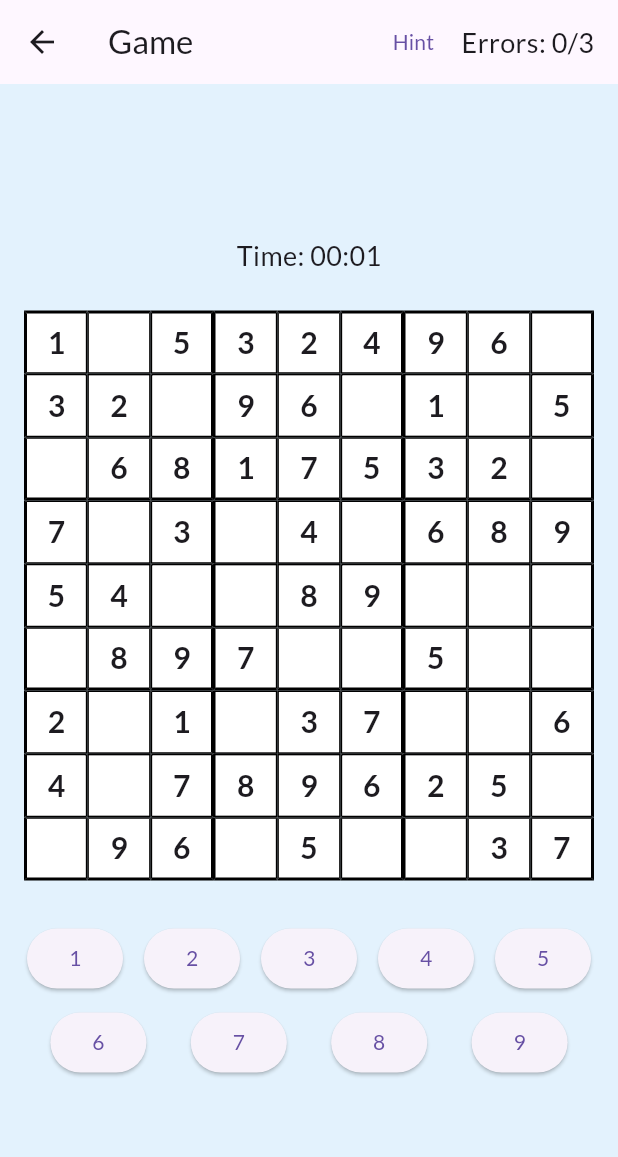
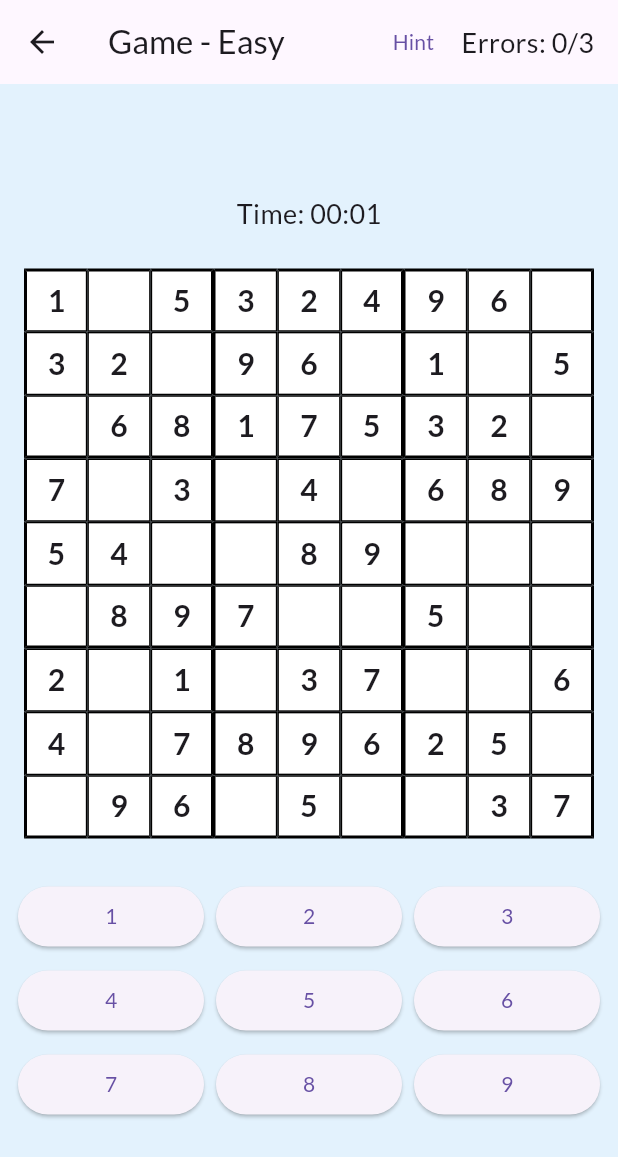
Before and after one commit to seanr89/Sudokme, a Flutter app: the SudokuScreen screen opened directly, on a phone screen of 412 x 824 dp. Shown: the top 1157 px of the screen. Run offline on Flutter 3.47's test engine with Material 3 defaults, Android fonts, the light colour scheme and no system bars; our stand-ins replace google_fonts.

Commit message:
enriched documentation and refreshed yml files: - sort buttons etc...

```diff
--- a/src/lib/main.dart
+++ b/src/lib/main.dart
@@ -120,10 +120,11 @@ class SudokuScreenState extends State<SudokuScreen> {
           });
         } else {
           _sudokuLogic.mistakes++;
-          _showIncorrectDialog();
           if (_sudokuLogic.mistakes >= 3) {
             _timer?.cancel();
             _showGameOverDialog();
+          } else {
+            _showIncorrectDialog();
           }
         }
       });
@@ -245,16 +246,17 @@ class SudokuScreenState extends State<SudokuScreen> {
     );
   }
 
+  String _capitalize(String s) => s[0].toUpperCase() + s.substring(1);
+
   @override
   Widget build(BuildContext context) {
     return Scaffold(
       appBar: AppBar(
-        title: const Text('Game'),
+        title: Text(
+          'Game - ${_capitalize(widget.difficulty.toString().split('.').last)}',
+        ),
         actions: [
-          TextButton(
-            onPressed: _getHint,
-            child: const Text('Hint'),
-          ),
+          TextButton(onPressed: _getHint, child: const Text('Hint')),
           Center(
             child: Text(
               'Errors: ${_sudokuLogic.mistakes}/3',
@@ -323,9 +325,7 @@ class SudokuScreenState extends State<SudokuScreen> {
                         ),
                         child: Center(
                           child: Text(
-                            number == 0
-                                ? ''
-                                : number.toString(),
+                            number == 0 ? '' : number.toString(),
                             style: TextStyle(
                               fontSize: 20,
                               fontWeight: _initialGrid[row][col]
@@ -347,9 +347,10 @@ class SudokuScreenState extends State<SudokuScreen> {
                 children: [
                   Row(
                     mainAxisAlignment: MainAxisAlignment.spaceEvenly,
-                    children: List.generate(5, (index) {
+                    children: List.generate(3, (index) {
                       final number = index + 1;
-                      return Padding(
+                      return Expanded(
+                        child: Padding(
                           padding: const EdgeInsets.all(4.0),
                           child: ElevatedButton(
                             onPressed: _isNumberAvailable(number)
@@ -357,20 +358,40 @@ class SudokuScreenState extends State<SudokuScreen> {
                                 : null,
                             child: Text(number.toString()),
                           ),
+                        ),
                       );
                     }),
                   ),
                   Row(
                     mainAxisAlignment: MainAxisAlignment.spaceEvenly,
-                    children: List.generate(4, (index) {
-                      final number = index + 6;
-                      return Padding(
+                    children: List.generate(3, (index) {
+                      final number = index + 4;
+                      return Expanded(
+                        child: Padding(
                           padding: const EdgeInsets.all(4.0),
                           child: ElevatedButton(
                             onPressed: _isNumberAvailable(number)
                                 ? () => _onNumberSelected(number)
                                 : null,
                             child: Text(number.toString()),
+                          ),
+                        ),
+                      );
+                    }),
+                  ),
+                  Row(
+                    mainAxisAlignment: MainAxisAlignment.spaceEvenly,
+                    children: List.generate(3, (index) {
+                      final number = index + 7;
+                      return Expanded(
+                        child: Padding(
+                          padding: const EdgeInsets.all(4.0),
+                          child: ElevatedButton(
+                            onPressed: _isNumberAvailable(number)
+                                ? () => _onNumberSelected(number)
+                                : null,
+                            child: Text(number.toString()),
+                          ),
                         ),
                       );
                     }),
```
Also changed, not shown: .github/workflows/build_android.yaml, .github/workflows/build_web.yaml, 2 other files. Lines whose indentation alone changed are shown as unchanged.
